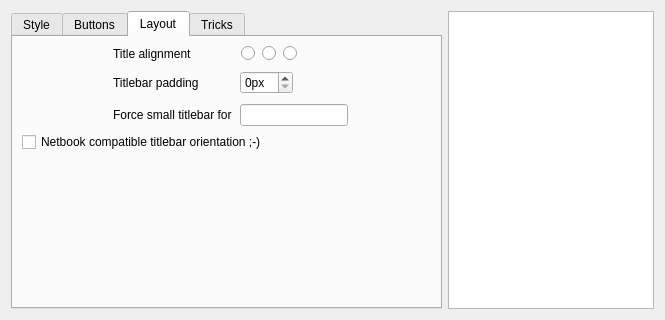
Before: the Qt Designer form kwin/configdialog.ui in deiv/bespin-pkg, drawn with Qt 5.
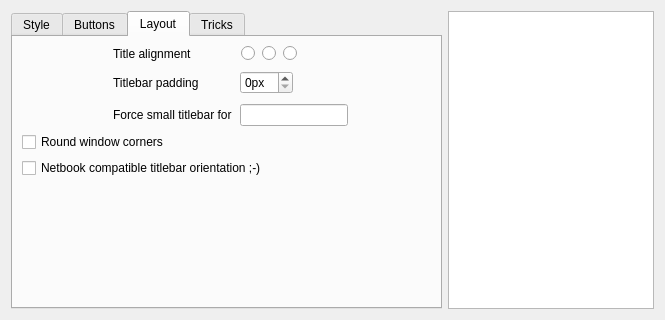
After: the same form once the commit is applied. The open tabs and pages were chosen to show the change. Custom widgets are drawn as their Qt base class.

Commit message: don't workaround broken qgradient for ARGB decos, makes things worse; hidden option for rect corners, looks crap

What changed in the file:
```diff
--- a/kwin/configdialog.ui
+++ b/kwin/configdialog.ui
@@ -808,14 +808,14 @@
          </item>
         </layout>
        </item>
-       <item row="1" column="0" colspan="2">
+       <item row="2" column="0" colspan="2">
         <widget class="QCheckBox" name="verticalTitlebar">
          <property name="text">
           <string>Netbook compatible titlebar orientation ;-)</string>
          </property>
         </widget>
        </item>
-       <item row="2" column="0" colspan="2">
+       <item row="3" column="0" colspan="2">
         <spacer name="verticalSpacer_4">
          <property name="orientation">
           <enum>Qt::Vertical</enum>
@@ -828,6 +828,13 @@
          </property>
         </spacer>
        </item>
+       <item row="1" column="0">
+        <widget class="QCheckBox" name="roundCorners">
+         <property name="text">
+          <string>Round window corners</string>
+         </property>
+        </widget>
+       </item>
       </layout>
      </widget>
      <widget class="QWidget" name="tab_2">
```
The commit also changes 4 other files.
